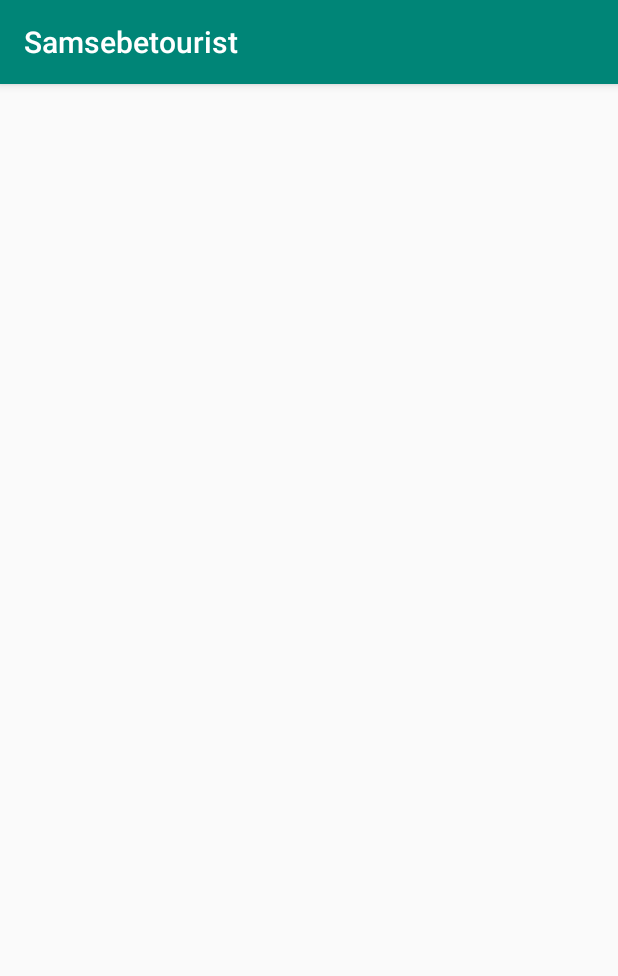
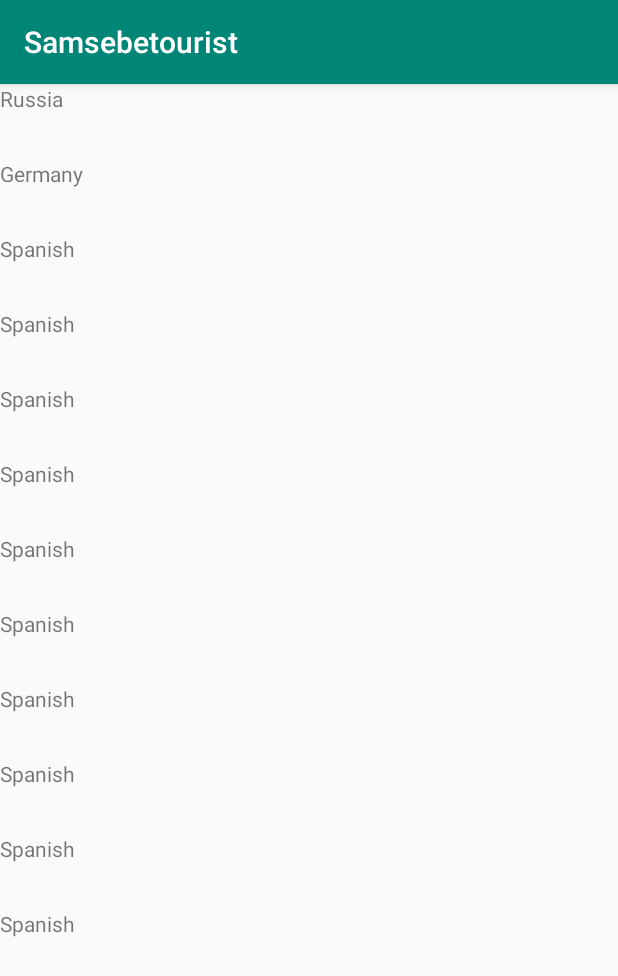
Before and after one commit to Lamer11/samsebetourist, an Android app: the Countries screen opened directly, with no data from a screen before it, on a phone screen of 412 x 824 dp. Shown: the top 976 px of the screen. Run offline under Robolectric (Android 15) with nearby library versions, the phone set to English and light mode, and no system bars.

Commit message:
added RecycleView as TextView

```diff
--- a/app/build.gradle
+++ b/app/build.gradle
@@ -26,4 +26,5 @@ dependencies {
     testImplementation 'junit:junit:4.12'
     androidTestImplementation 'androidx.test:runner:1.1.1'
     androidTestImplementation 'androidx.test.espresso:espresso-core:3.1.1'
+    implementation 'androidx.recyclerview:recyclerview:1.0.0'
 }
--- a/app/src/main/AndroidManifest.xml
+++ b/app/src/main/AndroidManifest.xml
@@ -5,13 +5,14 @@
 
     <application
         android:allowBackup="true"
-        android:icon="@mipmap/ic_launcher"
+        android:icon="@drawable/samsebetouristimage"
         android:label="@string/app_name"
         android:roundIcon="@mipmap/ic_launcher_round"
         android:supportsRtl="true"
         android:theme="@style/AppTheme"
         tools:ignore="GoogleAppIndexingWarning">
-        <activity android:name=".Countries"></activity>
+        <activity android:name=".list_countries"></activity>
+        <activity android:name=".Countries" />
         <activity android:name=".MainActivity">
             <intent-filter>
                 <action android:name="android.intent.action.MAIN" />
--- a/app/src/main/java/se/android/samsebetourist/Countries.java
+++ b/app/src/main/java/se/android/samsebetourist/Countries.java
@@ -1,17 +1,55 @@
 package se.android.samsebetourist;
 
 import androidx.appcompat.app.AppCompatActivity;
+import androidx.recyclerview.widget.LinearLayoutManager;
+import androidx.recyclerview.widget.RecyclerView;
 
 import android.os.Bundle;
 
+import java.util.ArrayList;
+import java.util.List;
+
 public class Countries extends AppCompatActivity {
 
-
+        List<String> listik = new ArrayList<>();
+        RecyclerView recyclerCountries;
 
 
     @Override
     protected void onCreate(Bundle savedInstanceState) {
         super.onCreate(savedInstanceState);
         setContentView(R.layout.activity_countries);
+
+
+        fillCountriesTank();
+        recyclerCountries = findViewById(R.id.recycler_countries);
+        recyclerCountries.setLayoutManager(new LinearLayoutManager(this));
+
+        // создаем адаптер
+        RecyclerView recyclerView = (RecyclerView) findViewById(R.id.recycler_countries);
+        DataAdapter adapter = new DataAdapter(this, listik);
+        // устанавливаем для списка адаптер
+        recyclerView.setAdapter(adapter);
+
+
     }
+
+
+    private void fillCountriesTank(){
+        listik.add("Russia");
+        listik.add("Germany");
+        listik.add("Spanish");
+        listik.add("Spanish");
+        listik.add("Spanish");
+        listik.add("Spanish");
+        listik.add("Spanish");
+        listik.add("Spanish");
+        listik.add("Spanish");
+        listik.add("Spanish");
+        listik.add("Spanish");
+        listik.add("Spanish");
+    }
+
+
+
 }
--- /dev/null
+++ b/app/src/main/java/se/android/samsebetourist/DataAdapter.java
@@ -0,0 +1,47 @@
+package se.android.samsebetourist;
+
+import android.content.Context;
+import android.view.LayoutInflater;
+import android.view.View;
+import android.view.ViewGroup;
+import android.widget.ImageView;
+import android.widget.TextView;
+import androidx.recyclerview.widget.RecyclerView;
+import java.util.List;
+
+
+public class DataAdapter extends RecyclerView.Adapter<DataAdapter.ViewHolder> {
+
+    private LayoutInflater inflater;
+    private List<String> countries;
+
+    DataAdapter(Context context, List<String> countries) {
+        this.countries = countries;
+        this.inflater = LayoutInflater.from(context);
+    }
+    @Override
+    public DataAdapter.ViewHolder onCreateViewHolder(ViewGroup parent, int viewType) {
+
+        View view = inflater.inflate(R.layout.activity_list_countries, parent, false);
+        return new ViewHolder(view);
+    }
+
+    @Override
+    public void onBindViewHolder(DataAdapter.ViewHolder holder, int position) {
+        String country = countries.get(position);
+        holder.country.setText(country);
+    }
+
+    @Override
+    public int getItemCount() {
+        return countries.size();
+    }
+
+    public class ViewHolder extends RecyclerView.ViewHolder {
+        final TextView country;
+        ViewHolder(View view){
+            super(view);
+            country = (TextView) view.findViewById(R.id.country);
+        }
+    }
+}
--- a/app/src/main/res/layout/activity_countries.xml
+++ b/app/src/main/res/layout/activity_countries.xml
@@ -8,11 +8,10 @@
     android:orientation="vertical">
 
 
-    <view class="androidx.appcompat.app.AlertController$RecycleListView"
+    <androidx.recyclerview.widget.RecyclerView
         android:id="@+id/recycler_countries"
+        app:layoutManager="androidx.recyclerview.widget.LinearLayoutManager"
         android:layout_width="match_parent"
-        android:layout_height="match_parent">
-
-    </view>
+        android:layout_height="match_parent" />
 
 </LinearLayout>
--- /dev/null
+++ b/app/src/main/res/layout/activity_list_countries.xml
@@ -0,0 +1,17 @@
+<?xml version="1.0" encoding="utf-8"?>
+<LinearLayout xmlns:android="http://schemas.android.com/apk/res/android"
+    xmlns:app="http://schemas.android.com/apk/res-auto"
+    xmlns:tools="http://schemas.android.com/tools"
+    android:layout_width="match_parent"
+    android:layout_height="50dp"
+    android:orientation="horizontal">
+
+    <TextView
+        android:id="@+id/country"
+        android:layout_width="match_parent"
+        android:layout_height="match_parent"
+        android:text="Country" />
+
+
+
+</LinearLayout>
```
Also changed, not shown: app/src/main/res/drawable/samsebetouristimage.jpg (added).
